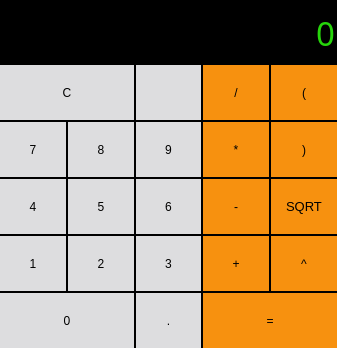
This is calculator_GUI_pyqt5/SC2.ui in alekskr/calculator_GUI as Qt 5 draws it before an edit. The edited form follows.
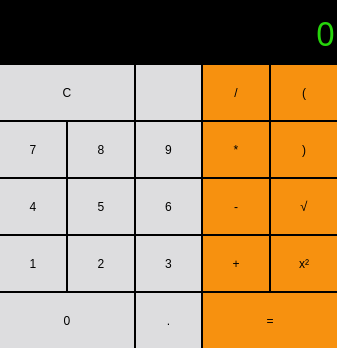
This is the edited form. Icons and pictures are not drawn.

Commit message: sqrt and exponentiation are available

```diff
--- a/calculator_GUI_pyqt5/SC2.ui
+++ b/calculator_GUI_pyqt5/SC2.ui
@@ -263,7 +263,7 @@
 } /* при нажатии */</string>
         </property>
         <property name="text">
-         <string>^</string>
+         <string>x²</string>
         </property>
        </widget>
       </item>
@@ -728,7 +728,7 @@
 } /* при нажатии */</string>
         </property>
         <property name="text">
-         <string>SQRT</string>
+         <string>√</string>
         </property>
        </widget>
       </item>
```
The commit also changes 3 other files.
